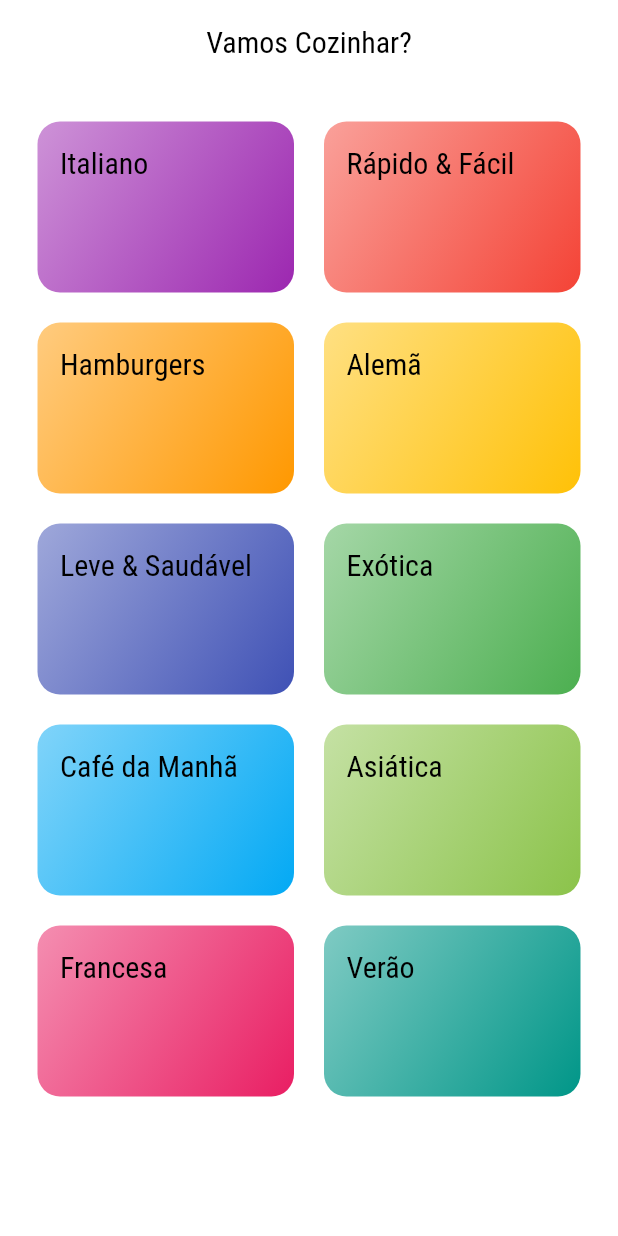
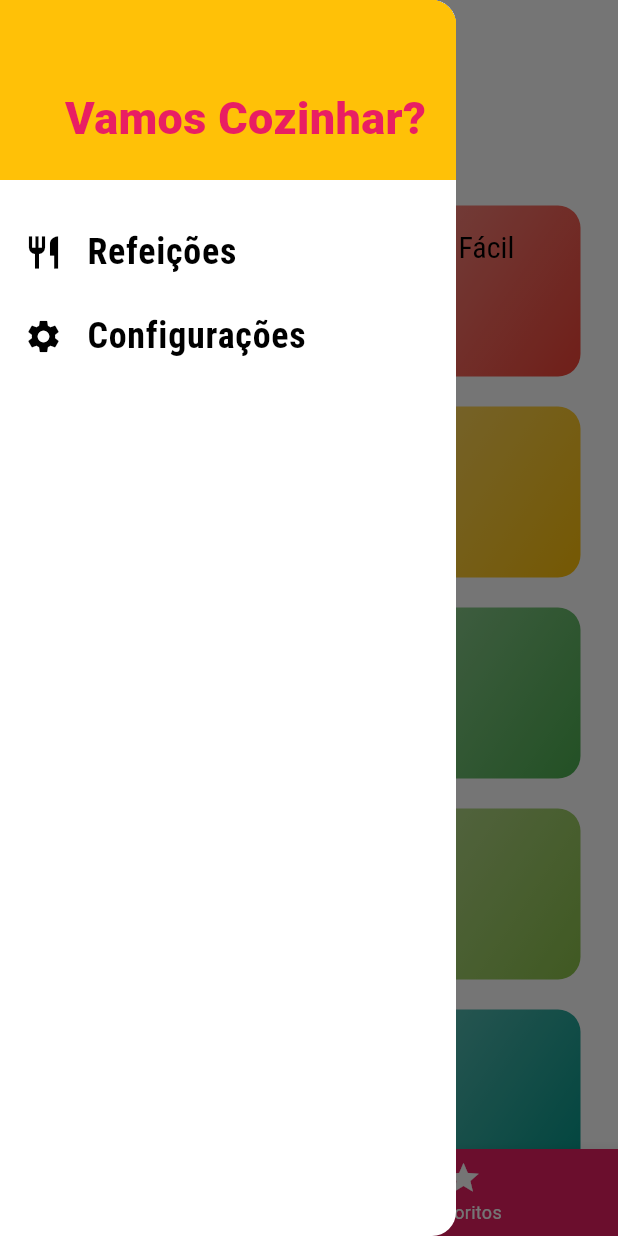
Before and after one commit to WagnerTerry/Refei-es, a Flutter app: the screen it shows after launch, with the side drawer open (before the commit the screen has no drawer), on a phone screen of 412 x 824 dp. Run offline on Flutter 3.47's test engine with Material 3 defaults, Android fonts, the phone set to English and light mode, and no system bars.

```diff
--- a/lib/main.dart
+++ b/lib/main.dart
@@ -1,6 +1,11 @@
 import 'package:flutter/material.dart';
+import 'package:meals/data/dummy_data.dart';
+import 'package:meals/models/meal.dart';
+import 'package:meals/models/settings.dart';
 import 'package:meals/screens/categories_meals_screen.dart';
-import 'package:meals/screens/categories_screen.dart';
+import 'package:meals/screens/meal_detail_screen.dart';
+import 'package:meals/screens/settings_screen.dart';
+import 'package:meals/screens/tabs_screen.dart';
 import 'package:meals/utils/app_routes.dart';
 
 // Diferença entre final e const
@@ -11,8 +16,45 @@ void main() {
   runApp(const MyApp());
 }
 
-class MyApp extends StatelessWidget {
+class MyApp extends StatefulWidget {
   const MyApp({super.key});
+
+  @override
+  State<MyApp> createState() => _MyAppState();
+}
+
+class _MyAppState extends State<MyApp> {
+  Settings settings = Settings();
+  List<Meal> _availableMeals = dummyMeals;
+  final List<Meal> _favoriteMeals = [];
+
+  void _filterMeals(Settings settings) {
+    setState(() {
+      this.settings = settings;
+      _availableMeals = dummyMeals.where((meal) {
+        final filterGluten = settings.isGlutenFree && !meal.isGlutenFree;
+        final filterLactose = settings.isLactoseFree && !meal.isLactoseFree;
+        final filterVegan = settings.isVegan && !meal.isVegan;
+        final filterVegetarian = settings.isVegetarian && !meal.isVegetarian;
+        return !filterGluten &&
+            !filterLactose &&
+            !filterVegan &&
+            !filterVegetarian;
+      }).toList();
+    });
+  }
+
+  void _toggleFavorite(Meal meal) {
+    setState(() {
+      _favoriteMeals.contains(meal)
+          ? _favoriteMeals.remove(meal)
+          : _favoriteMeals.add(meal);
+    });
+  }
+
+  bool _isFavorite(Meal meal) {
+    return _favoriteMeals.contains(meal);
+  }
 
   @override
   Widget build(BuildContext context) {
@@ -27,8 +69,12 @@ class MyApp extends StatelessWidget {
               headline6: const TextStyle(
                   fontSize: 20, fontFamily: 'RobotoCondensed'))),
       routes: {
-        AppRoutes.home: (ctx) => const CategoriesScreen(),
-        AppRoutes.categoriesMeals: (ctx) => const CategoriesMealsScreen()
+        AppRoutes.home: (ctx) => TabsScreen(_favoriteMeals),
+        AppRoutes.categoriesMeals: (ctx) =>
+            CategoriesMealsScreen(_availableMeals),
+        AppRoutes.mealDetail: (ctx) =>
+            MealDetailScreen(_toggleFavorite, _isFavorite),
+        AppRoutes.settings: (ctx) => SettingsScreen(settings, _filterMeals),
       },
       debugShowCheckedModeBanner: false,
     );
--- a/lib/screens/settings_screen.dart
+++ b/lib/screens/settings_screen.dart
@@ -1,12 +1,12 @@
 import 'package:flutter/material.dart';
-import 'package:meals/components/main_drawer.dart';
-import 'package:meals/models/settings.dart';
+import '../components/main_drawer.dart';
+import '../models/settings.dart';
 
 class SettingsScreen extends StatefulWidget {
   final Settings settings;
   final Function(Settings) onSettingsChanged;
 
-  const SettingsScreen(this.onSettingsChanged, this.settings, {Key? key})
+  const SettingsScreen(this.settings, this.onSettingsChanged, {Key? key})
       : super(key: key);
 
   @override
@@ -59,31 +59,32 @@ class _SettingsScreenState extends State<SettingsScreen> {
             child: ListView(
               children: [
                 _createSwitch(
-                'Sem Gluten',
-                'Só exibe refeições sem gluten',
+                  'Sem Glutén',
+                  'Só exibe refeições sem glúten!',
                   settings!.isGlutenFree,
                   (value) => setState(() => settings!.isGlutenFree = value),
                 ),
                 _createSwitch(
                   'Sem Lactose',
-                'Só exibe refeições sem lactose',
+                  'Só exibe refeições sem lactose!',
                   settings!.isLactoseFree,
                   (value) => setState(() => settings!.isLactoseFree = value),
                 ),
                 _createSwitch(
                   'Vegana',
-                'Só exibe refeições vegana',
+                  'Só exibe refeições veganas!',
                   settings!.isVegan,
                   (value) => setState(() => settings!.isVegan = value),
                 ),
                 _createSwitch(
                   'Vegetariana',
-                'Só exibe refeições vegetarianas',
+                  'Só exibe refeições vegetarianas!',
                   settings!.isVegetarian,
                   (value) => setState(() => settings!.isVegetarian = value),
                 ),
               ],
-          ))
+            ),
+          )
         ],
       ),
     );
```
Lines whose indentation alone changed are shown as unchanged.
